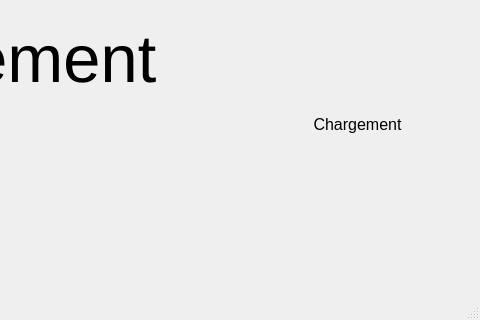
Above: interface.ui from ComteHerrapait/JutsuDance before the change; both pictures show x 378 to 858 and y 151 to 471 of the 858 by 471 pixel window. Below: the same form after it.
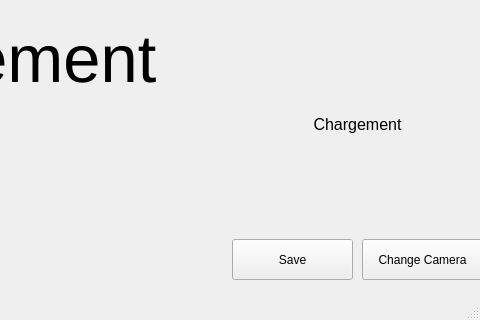
That is the form after the change.

Commit message:
remit les fonctionnalités supprimées
+ capture de la preview
+ changement de camera

- acquisition package est maintenant inutile

Patch:
```diff
--- a/interface.ui
+++ b/interface.ui
@@ -77,6 +77,32 @@
      <set>Qt::AlignCenter</set>
     </property>
    </widget>
+   <widget class="QPushButton" name="buttonCamera">
+    <property name="geometry">
+     <rect>
+      <x>740</x>
+      <y>390</y>
+      <width>121</width>
+      <height>41</height>
+     </rect>
+    </property>
+    <property name="text">
+     <string>Change Camera</string>
+    </property>
+   </widget>
+   <widget class="QPushButton" name="buttonSave">
+    <property name="geometry">
+     <rect>
+      <x>610</x>
+      <y>390</y>
+      <width>121</width>
+      <height>41</height>
+     </rect>
+    </property>
+    <property name="text">
+     <string>Save</string>
+    </property>
+   </widget>
   </widget>
   <widget class="QMenuBar" name="menubar">
    <property name="geometry">
```
The commit also changes 2 other files.
